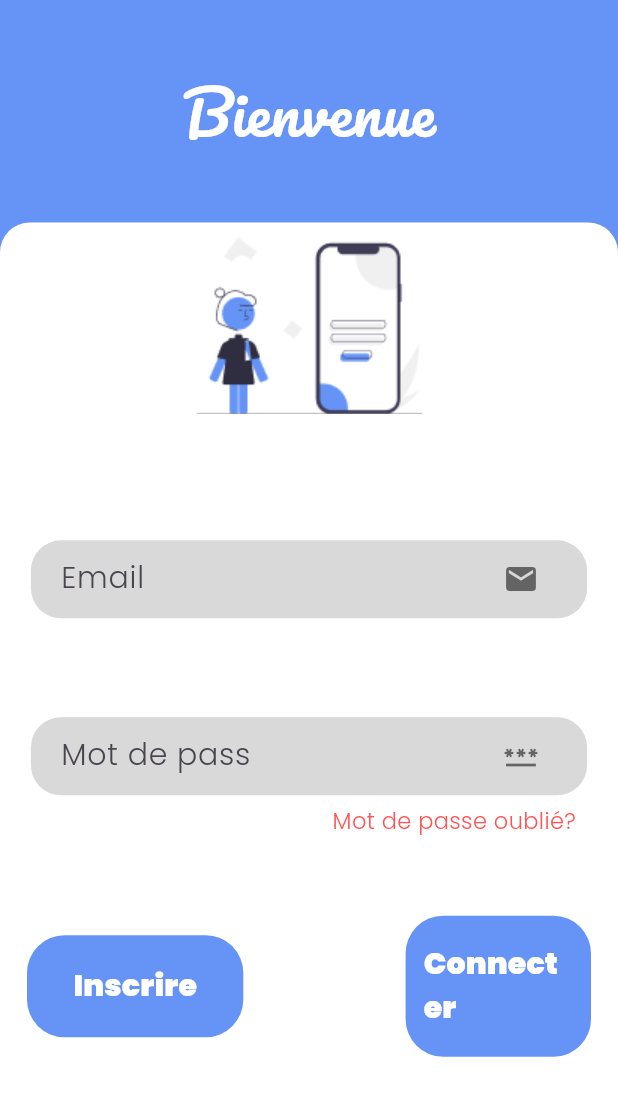
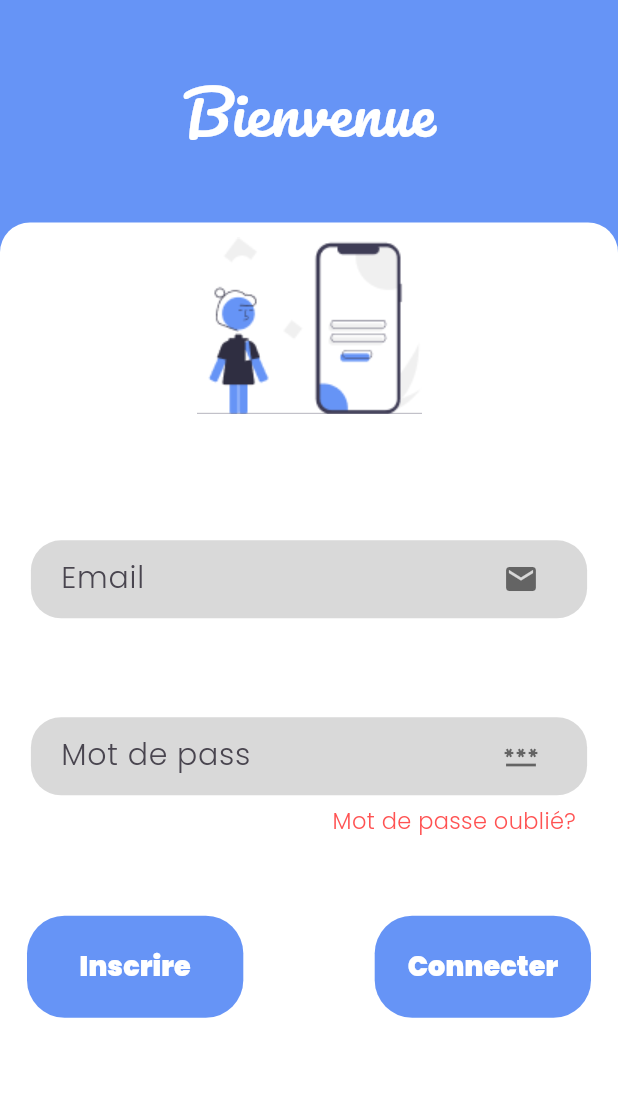
Before and after one commit to diaazg/ser2, a Flutter app: the LoginPage screen opened directly, on a phone screen of 412 x 824 dp. Shown: the top 1096 px of the screen. Run offline on Flutter 3.47's test engine with Material 3 defaults, Android fonts, the phone set to English and light mode, and no system bars; our stand-ins replace awesome_bottom_bar, cloud_firestore, dartz, firebase_auth, firebase_core, firebase_storage and 9 more; accounts and stored records are empty.

Commit message:
auth buttons

```diff
--- a/lib/features/auth/presentation/views/login_page.dart
+++ b/lib/features/auth/presentation/views/login_page.dart
@@ -119,6 +119,7 @@ class LoginPage extends StatelessWidget {
                                       },
                                       child: Text('Inscrire',
                                           style: Kcolors.fontMain.copyWith(
+                                            fontSize: 18,
                                               color: Colors.white,
                                               fontWeight: FontWeight.w900))),
                                 ),
--- a/lib/features/auth/presentation/widget/loginButton.dart
+++ b/lib/features/auth/presentation/widget/loginButton.dart
@@ -57,7 +57,7 @@ class LoginButton extends StatelessWidget {
       builder: (context,state) {
         return Container(
           padding: const EdgeInsets.symmetric(vertical: 10),
-          width: size.width * 0.3,
+          width: size.width * 0.35,
           decoration: BoxDecoration(
               color: const Color(0xFF6694F6),
               borderRadius: BorderRadius.circular(25)),
@@ -78,7 +78,7 @@ class LoginButton extends StatelessWidget {
               },
               child: Text('Connecter',
                   style: Kcolors.fontMain
-                      .copyWith(color: Colors.white, fontWeight: FontWeight.w900))),
+                      .copyWith(color: Colors.white, fontWeight: FontWeight.w900,fontSize: 18))),
         );
 
       },
--- a/lib/features/auth/presentation/widget/register_button.dart
+++ b/lib/features/auth/presentation/widget/register_button.dart
@@ -56,7 +56,7 @@ class RegisterButton extends StatelessWidget {
           },
           child: Text('Continue',
               style: Kcolors.fontMain
-                  .copyWith(color: Colors.white, fontWeight: FontWeight.w900))),
+                  .copyWith(color: Colors.white, fontWeight: FontWeight.w900,fontSize: 18))),
     );
   }
 }
```
